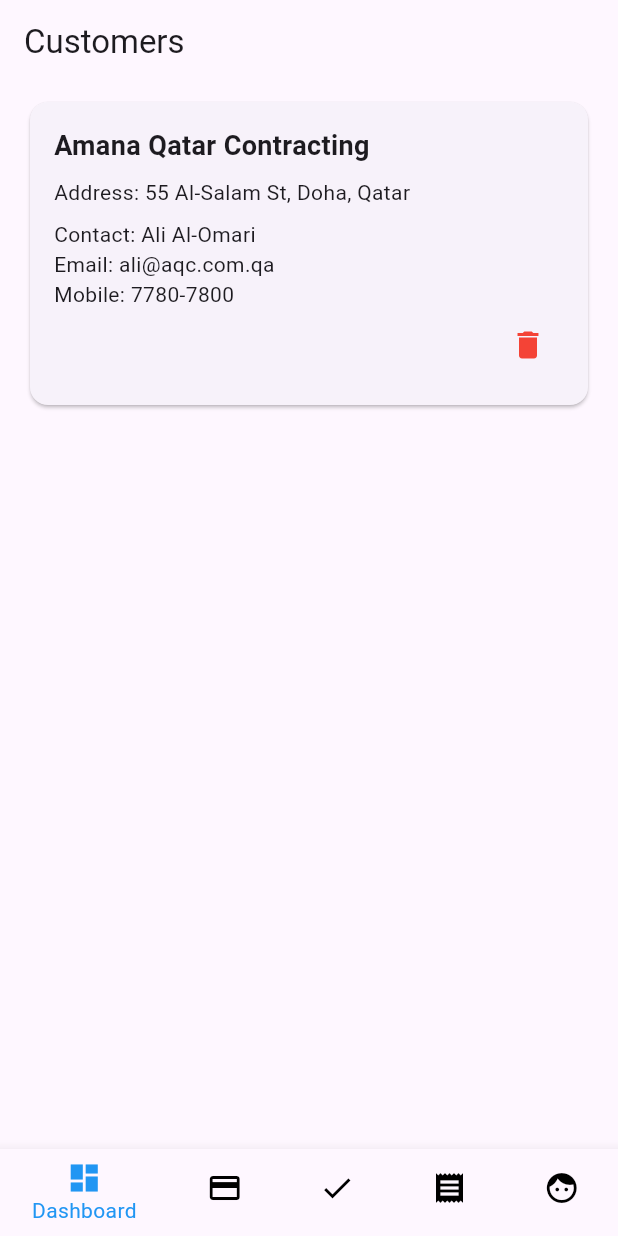
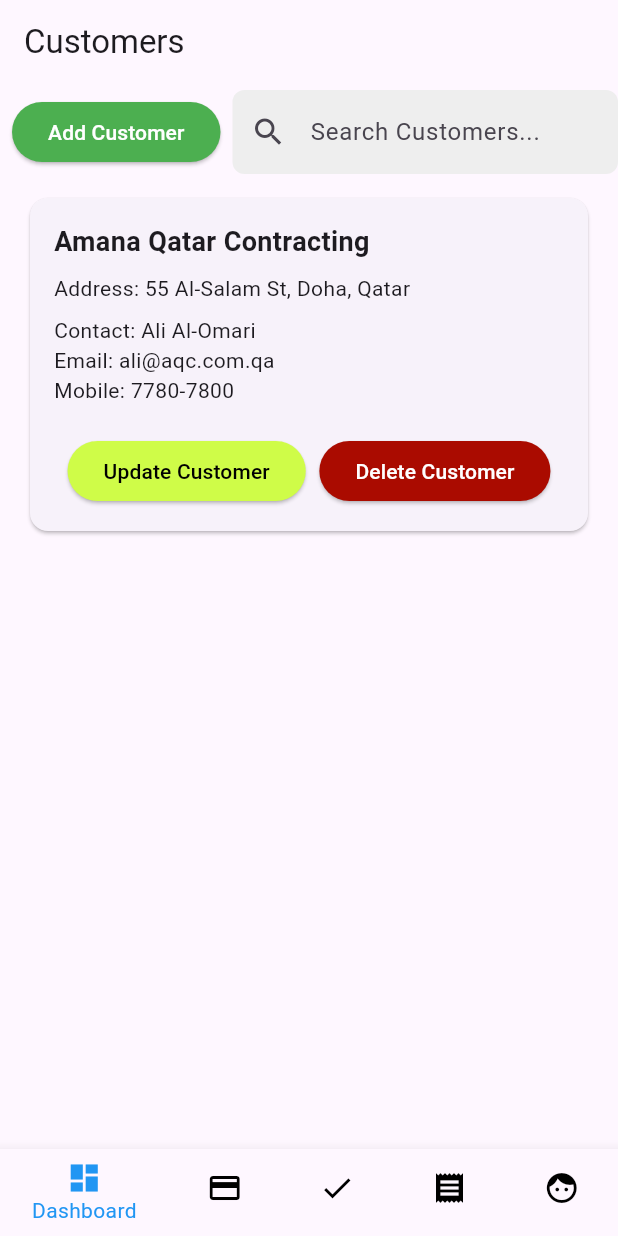
Before and after one commit to Murshed-ma1706102/YalaPay, a Flutter app: the CustomersScreen screen opened by its route, on a phone screen of 412 x 824 dp. Run offline on Flutter 3.47's test engine with Material 3 defaults, Android fonts, the phone set to English and light mode, and no system bars; our stand-ins replace go_router, shared_preferences; accounts and stored records are empty.

Commit message:
Worked on customer screen

```diff
--- a/Project/yala_pay/lib/screens/customers_screen.dart
+++ b/Project/yala_pay/lib/screens/customers_screen.dart
@@ -12,9 +12,40 @@ class _CustomersScreenState extends State<CustomersScreen> {
   Widget build(BuildContext context) {
     return Scaffold(
       appBar: AppBar(
-        title: Text("Customers"),
+        title: const Text("Customers"),
       ),
       body: Column(children: [
+
+            Row(
+              children: [
+                Padding(
+                  padding: const EdgeInsets.all(8.0),
+                  child: ElevatedButton(
+                    onPressed: () => print("Go to add screen"),
+                    style: ElevatedButton.styleFrom(backgroundColor: Colors.green),
+                    child: const Text(
+                      "Add Customer",
+                      style: TextStyle(color: Colors.white)
+                      ),
+                  ),
+                ),
+                Expanded(
+                  child: TextField(
+                    decoration: InputDecoration(
+                      hintText: "Search Customers...",
+                      prefixIcon: const Icon(Icons.search),
+                      border: OutlineInputBorder(
+                        borderRadius: BorderRadius.circular(8.0),
+                        borderSide: BorderSide.none
+                      ),
+                      filled: true,
+                      fillColor: Colors.grey[200]
+                    ),
+                  ),
+                ),
+              ],
+            )
+        ,
         CustomerCard(
           companyName: 'Amana Qatar Contracting',
           street: '55 Al-Salam St',
@@ -26,10 +57,9 @@ class _CustomersScreenState extends State<CustomersScreen> {
           mobile: '7780-7800',
           onDelete: () {
             // Handle delete action
-            print('Delete');
           },
           onUpdate: () {
-            print('update');
+            // update
           },
         ),
       ]),
@@ -54,7 +84,7 @@ class CustomerCard extends StatelessWidget {
   final VoidCallback onUpdate;
 
 const CustomerCard({
-    Key? key,
+    super.key,
     required this.companyName,
     required this.street,
     required this.city,
@@ -65,7 +95,7 @@ const CustomerCard({
     required this.mobile,
     required this.onDelete,
     required this.onUpdate
-  }) : super(key: key);
+  });
 
 
 
@@ -85,20 +115,35 @@ const CustomerCard({
                   companyName,
                   style: TextStyle(fontSize: 18.0, fontWeight: FontWeight.bold),
                 ),
-                SizedBox(height: 8.0),
+                const SizedBox(height: 8.0),
                 Text("Address: $street, $city, $country"),
-                SizedBox(height: 8.0),
+                const SizedBox(height: 8.0),
                 Text("Contact: $firstName $lastName"),
                 Text("Email: $email"),
                 Text("Mobile: $mobile"),
-                Align(
-                  alignment: Alignment.centerRight,
-                  child: IconButton(
-                    icon: Icon(Icons.delete),
-                    onPressed: onDelete,
-                    color: Colors.red,
-                  ),
+                const SizedBox(height: 20.0,),
+                Row(
+                  mainAxisAlignment: MainAxisAlignment.spaceEvenly,
+                  children: [
+                    ElevatedButton(
+                        onPressed: () => onUpdate, // navigate to update screen
+                        style: ElevatedButton.styleFrom(backgroundColor: const Color.fromARGB(255, 207, 252, 72)),
+                        child: const Text(
+                          "Update Customer",
+                          style: TextStyle(color: Color.fromARGB(255, 0, 0, 0))
+                          ),
+                      ),
+                      ElevatedButton(
+                        onPressed: () => onDelete, // navigate to update screen
+                        style: ElevatedButton.styleFrom(backgroundColor: const Color.fromARGB(255, 170, 11, 0)),
+                        child: const Text(
+                          "Delete Customer",
+                          style: TextStyle(color: Color.fromARGB(255, 255, 255, 255))
+                          ),
+                      ),
+                  ],
                 ),
+
               ],
             ),
           ),
```
Also changed, not shown: Project/yala_pay/lib/screens/add_customer_screen.dart (added, +134 -0 lines).
